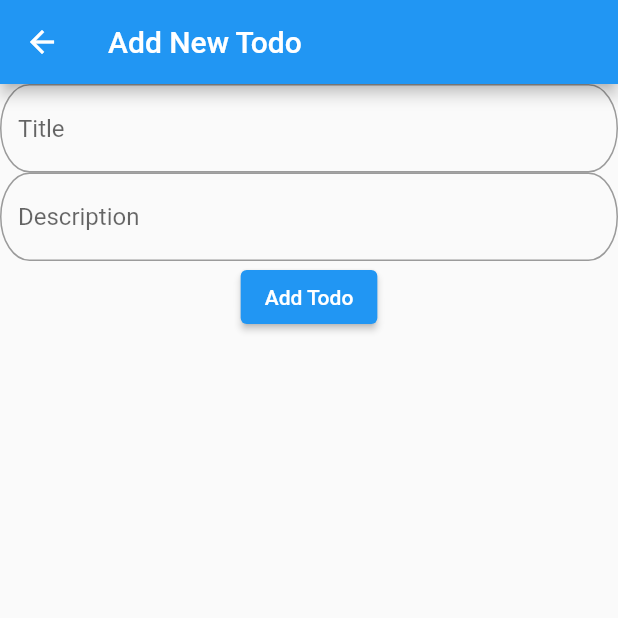
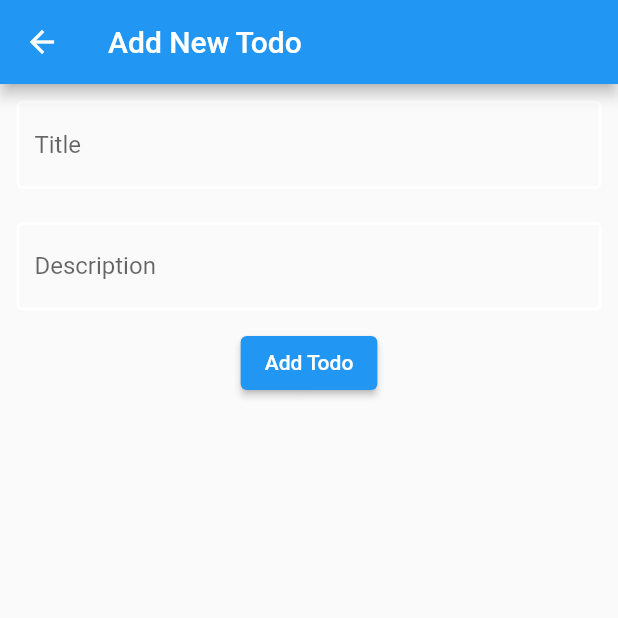
Before and after one commit to yagizdo/todo_app_airtable, a Flutter app: the AddTodoView screen opened directly, on a phone screen of 412 x 824 dp, the top half of it. Run offline on Flutter 3.47's test engine with Material 2 defaults, Android fonts, the phone set to English and light mode, and no system bars; our stand-ins replace bloc, dio, flutter_bloc, flutter_dotenv, flutter_screenutil; network calls fail.

Commit message:
add todo textfields updated

```diff
--- a/lib/view/add_todo_view.dart
+++ b/lib/view/add_todo_view.dart
@@ -1,4 +1,5 @@
 import 'package:flutter/material.dart';
+import 'package:flutter_screenutil/flutter_screenutil.dart';
 
 class AddTodoView extends StatefulWidget {
   const AddTodoView({Key? key}) : super(key: key);
@@ -38,26 +39,36 @@ class _AddTodoViewState extends State<AddTodoView> {
         child: Column(
           children: [
             // Title
-            TextFormField(
+            Padding(
+              padding: EdgeInsets.all(10.w),
+              child: TextFormField(
                 controller: titleController,
                 decoration: const InputDecoration(
+                  focusedBorder: OutlineInputBorder(
+                    borderSide: BorderSide(color: Colors.green, width: 2.0),
+                  ),
+                  enabledBorder: OutlineInputBorder(
+                    borderSide: BorderSide(color: Colors.white, width: 2.0),
+                  ),
                   hintText: 'Title',
-                border: OutlineInputBorder(
-                    borderRadius: BorderRadius.all(
-                  Radius.elliptical(20, 30),
-                )),
+                ),
               ),
             ),
 
             // Description
-            TextFormField(
+            Padding(
+              padding: EdgeInsets.all(10.w),
+              child: TextFormField(
                 controller: descController,
                 decoration: const InputDecoration(
+                  focusedBorder: OutlineInputBorder(
+                    borderSide: BorderSide(color: Colors.green, width: 2.0),
+                  ),
+                  enabledBorder: OutlineInputBorder(
+                    borderSide: BorderSide(color: Colors.white, width: 2.0),
+                  ),
                   hintText: 'Description',
-                border: OutlineInputBorder(
-                    borderRadius: BorderRadius.all(
-                  Radius.elliptical(20, 30),
-                )),
+                ),
               ),
             ),
 
```
Lines whose indentation alone changed are shown as unchanged.
